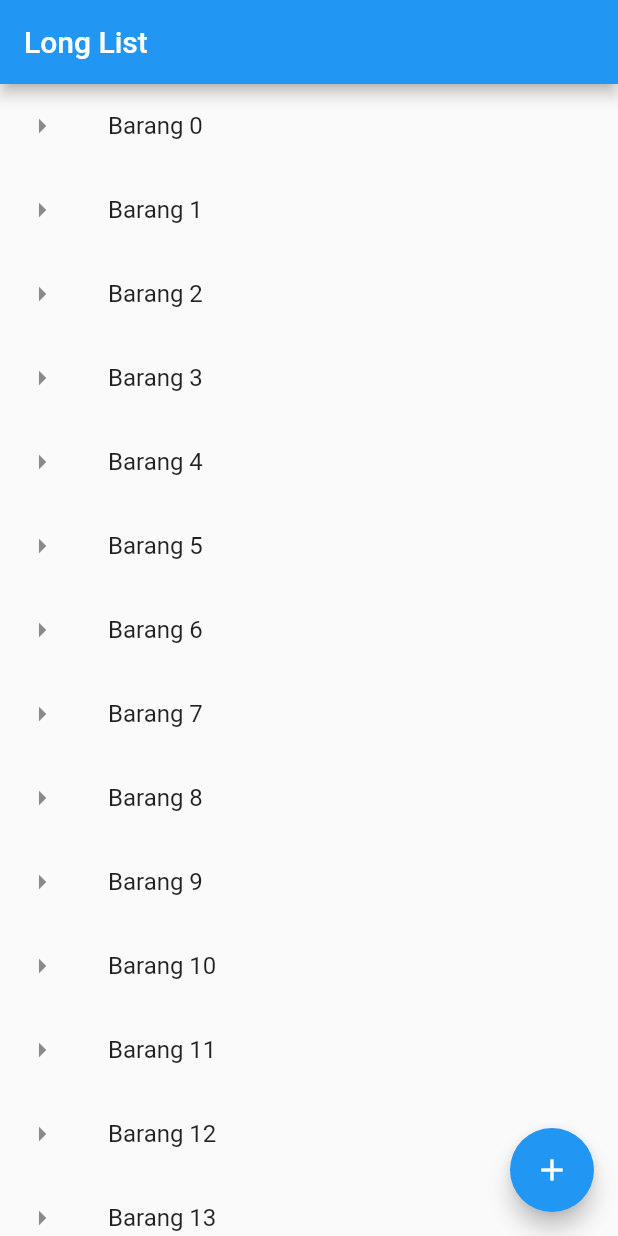
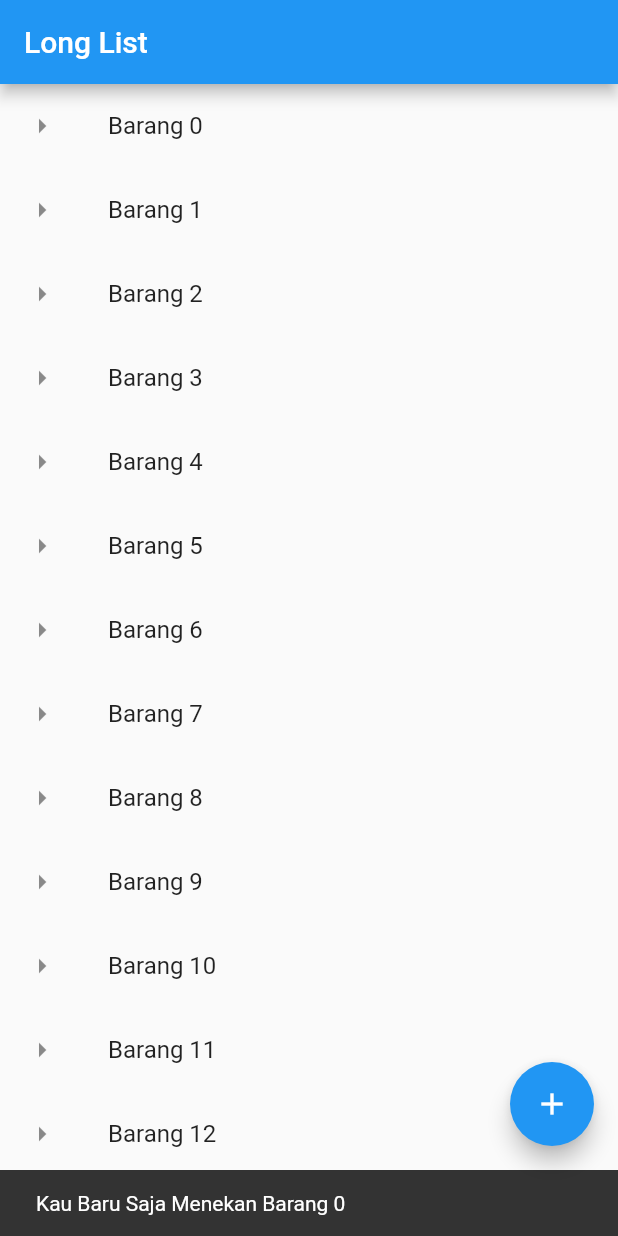
Before and after one commit to RigelMarthana/FLongActBarView, a Flutter app: the screen it shows after launch, after a tap on an icon or button, on a phone screen of 412 x 824 dp. Run offline on Flutter 3.47's test engine with Material 2 defaults, Android fonts, the phone set to English and light mode, and no system bars.

Commit message:
SnackBar
SnackBar

```diff
--- a/lib/main.dart
+++ b/lib/main.dart
@@ -9,12 +9,20 @@ void main() {
       ),
       body: getListView(),
       floatingActionButton: FloatingActionButton(
-        onPressed: null,
+        onPressed: () {
+          debugPrint("Working");
+        },
         child: Icon(Icons.add),
         tooltip: "Tambahkan Satu Barang",
       ),
     ),
   ));
+}
+
+void showSnackBar(BuildContext context, String item) {
+  var snackBar = SnackBar(content: Text("Kau Baru Saja Menekan $item"));
+
+  Scaffold.of(context).showSnackBar(snackBar);
 }
 
 List <String> getListElements(){
@@ -30,7 +38,7 @@ Widget getListView() {
       leading: Icon(Icons.arrow_right),
       title: Text(listItems[index]),
       onTap: () {
-        debugPrint('${listItems[index]} Ditekan');
+        showSnackBar(context, listItems[index]);
       },
     );
   });
```
